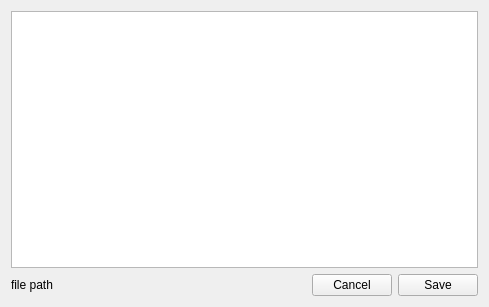
First picture: the form in editor.ui, repository hellhammer/qwordnotify, before the edit.
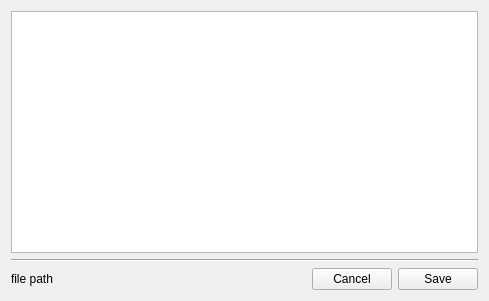
Second picture: the form after the edit. Icons and pictures are not drawn.

```diff
--- a/editor.ui
+++ b/editor.ui
@@ -10,7 +10,7 @@
     <x>0</x>
     <y>0</y>
     <width>489</width>
-    <height>307</height>
+    <height>301</height>
    </rect>
   </property>
   <property name="windowTitle">
@@ -24,6 +24,13 @@
    <item>
     <widget class="QPlainTextEdit" name="plainTextEdit"/>
    </item>
+   <item>
+    <widget class="Line" name="line">
+     <property name="orientation">
+      <enum>Qt::Horizontal</enum>
+     </property>
+    </widget>
+   </item>
    <item>
     <layout class="QHBoxLayout" name="horizontalLayout">
      <item>
```
